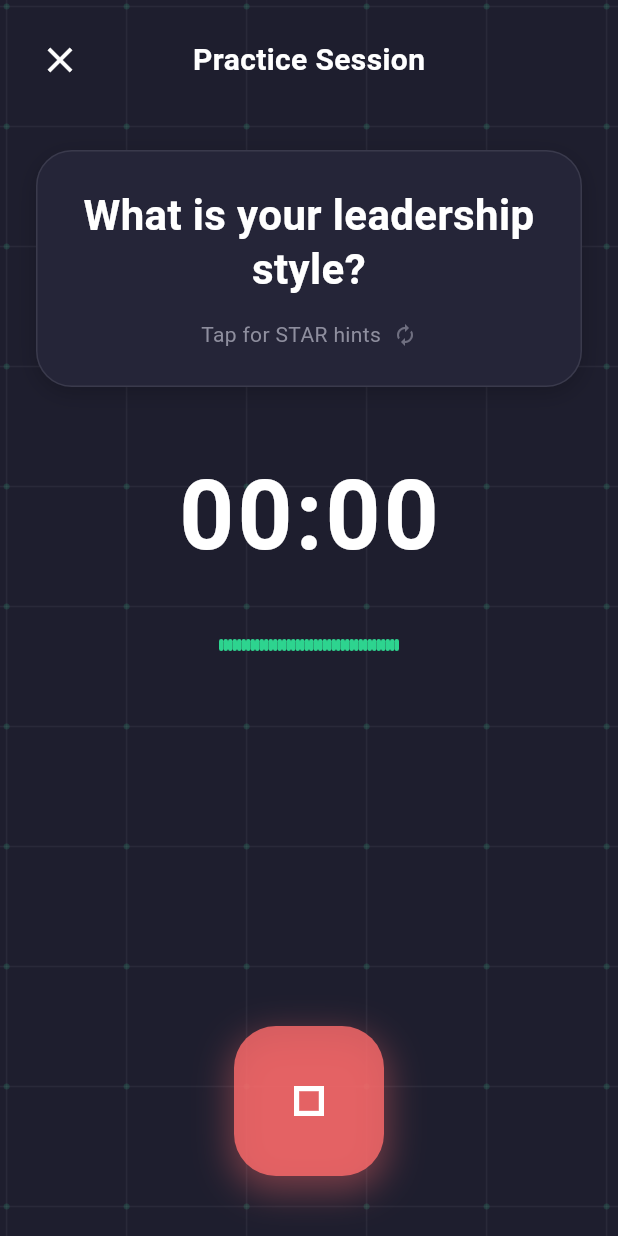
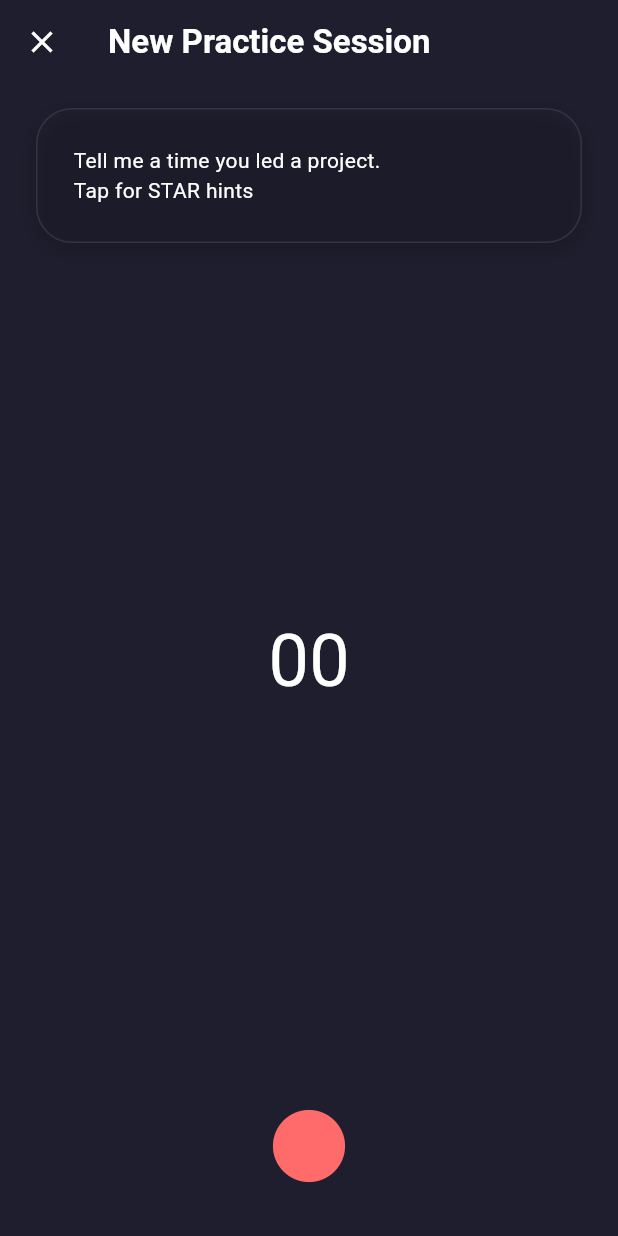
Before and after one commit to minggliangg/orion, a Flutter app: the screen it shows after launch, scrolled down 381 dp, after a tap on "Start Practice", on a phone screen of 412 x 824 dp. Run offline on Flutter 3.47's test engine with Material 3 defaults, Android fonts, the phone set to English and light mode, and no system bars; our stand-ins replace flutter_riverpod, go_router, riverpod_annotation; missing offline and left inert: window_manager; generated files the repository leaves out were written again.

Commit message:
feat: partial reimplementation of practice screen as the generated one was a bit off

```diff
--- a/lib/features/home/screens/home_screen.dart
+++ b/lib/features/home/screens/home_screen.dart
@@ -123,7 +123,9 @@ class HomeScreen extends StatelessWidget {
                       const SizedBox(height: 28),
                       GradientButton(
                         text: 'Start Practice',
-                        onPressed: () => context.go('/practice'),
+                        onPressed: () {
+                          context.push('/practice'); // Navigate using GoRouter
+                        },
                       ),
                     ],
                   ),
--- /dev/null
+++ b/lib/features/practice/screens/new_practice_screen.dart
@@ -0,0 +1,105 @@
+import 'package:flutter/material.dart';
+import 'package:flutter_riverpod/flutter_riverpod.dart';
+import 'package:go_router/go_router.dart';
+import 'package:orion/shared/constants/app_colors.dart';
+import 'package:orion/shared/riverpods/stopwatch_notifier.dart';
+
+class NewPracticeScreen extends ConsumerStatefulWidget {
+  const NewPracticeScreen({super.key});
+
+  @override
+  ConsumerState<NewPracticeScreen> createState() => _NewPracticeScreenState();
+}
+
+class _NewPracticeScreenState extends ConsumerState<NewPracticeScreen> {
+  bool hasStarted = false;
+
+  @override
+  Widget build(BuildContext context) {
+    final elapsed = ref.watch(stopwatchProvider);
+    final stopwatchNotifier = ref.read(stopwatchProvider.notifier);
+
+    void recordOnPress() {
+      if (hasStarted) {
+        stopwatchNotifier.stop();
+      } else {
+        stopwatchNotifier.start();
+      }
+      setState(() {
+        hasStarted = !hasStarted;
+      });
+    }
+
+    return Scaffold(
+      appBar: AppBar(
+        backgroundColor: AppColors.backgroundDark,
+        leading: IconButton(
+          icon: const Icon(Icons.close, color: AppColors.textPrimary),
+          onPressed: () => context.pop(),
+        ),
+        elevation: 0,
+        title: const Text(
+          'New Practice Session',
+          style: TextStyle(
+            color: AppColors.textPrimary,
+            fontFamily: 'Lexend',
+            fontWeight: FontWeight.bold,
+          ),
+        ),
+      ),
+      backgroundColor: AppColors.backgroundDark,
+      body: Container(
+        width: double.infinity,
+        padding: const EdgeInsets.symmetric(horizontal: 24, vertical: 16),
+        child: Column(
+          mainAxisAlignment: MainAxisAlignment.spaceBetween,
+          crossAxisAlignment: CrossAxisAlignment.center,
+          children: [
+            Container(
+              width: double.infinity,
+              padding: const EdgeInsets.all(24),
+              decoration: BoxDecoration(
+                color: AppColors.cardBackground.withAlpha(50),
+                borderRadius: BorderRadius.circular(24),
+                border: Border.all(
+                  color: AppColors.textSecondary.withValues(alpha: 0.2),
+                  width: 1,
+                ),
+                boxShadow: [
+                  BoxShadow(
+                    color: Colors.black.withValues(alpha: 0.2),
+                    blurRadius: 12,
+                    offset: const Offset(0, 4),
+                  ),
+                ],
+              ),
+              child: Column(
+                crossAxisAlignment: CrossAxisAlignment.start,
+                children: [
+                  Text(
+                    'Tell me a time you led a project.',
+                    style: TextStyle(color: AppColors.textPrimary),
+                  ),
+                  Text(
+                    'Tap for STAR hints',
+                    style: TextStyle(color: AppColors.textPrimary),
+                  ),
+                ],
+              ),
+            ),
+            Text(
+              elapsed.toString().padLeft(2, '0'),
+              style: TextStyle(color: AppColors.textPrimary, fontSize: 48),
+            ),
+            IconButton(
+              iconSize: 72,
+              color: AppColors.accentRed,
+              onPressed: recordOnPress,
+              icon: Icon(hasStarted ? Icons.stop : Icons.fiber_manual_record),
+            ),
+          ],
+        ),
+      ),
+    );
+  }
+}
--- a/lib/features/practice/screens/practice_screen.dart
+++ /dev/null
@@ -1,249 +0,0 @@
-import 'package:flutter/material.dart';
-import 'package:go_router/go_router.dart';
-
-import '../../../shared/constants/app_colors.dart';
-import '../../../shared/widgets/prompt_card.dart';
-import '../../../shared/widgets/timer_display.dart';
-import '../../../shared/widgets/waveform_widget.dart';
-
-class PracticeScreen extends StatefulWidget {
-  const PracticeScreen({super.key});
-
-  @override
-  State<PracticeScreen> createState() => _PracticeScreenState();
-}
-
-class _PracticeScreenState extends State<PracticeScreen>
-    with TickerProviderStateMixin {
-  late AnimationController _timerController;
-  late AnimationController _backgroundAnimationController;
-  Duration _elapsedTime = Duration.zero;
-  bool _isRecording = false;
-
-  final List<String> _prompts = [
-    'Tell me about a time you led a project.',
-    'Describe your biggest professional achievement.',
-    'How do you handle stress at work?',
-    'What is your leadership style?',
-    'Tell me about a challenge you overcame.',
-  ];
-
-  final _currentPromptIndex = 3;
-
-  @override
-  void initState() {
-    super.initState();
-    _timerController = AnimationController(
-      duration: const Duration(hours: 1),
-      vsync: this,
-    );
-
-    _backgroundAnimationController = AnimationController(
-      duration: const Duration(seconds: 20),
-      vsync: this,
-    )..repeat();
-  }
-
-  @override
-  void dispose() {
-    _timerController.dispose();
-    _backgroundAnimationController.dispose();
-    super.dispose();
-  }
-
-  void _toggleRecording() {
-    setState(() {
-      _isRecording = !_isRecording;
-      if (_isRecording) {
-        _timerController.forward();
-      } else {
-        _timerController.stop();
-      }
-    });
-  }
-
-  void _exitPractice() {
-    context.go('/');
-  }
-
-  @override
-  Widget build(BuildContext context) {
-    return Scaffold(
-      backgroundColor: AppColors.backgroundDark,
-      body: Stack(
-        children: [
-          // Animated background with geometric pattern
-          _buildAnimatedBackground(),
-
-          // Main content
-          SafeArea(
-            child: Column(
-              children: [
-                // Header with close button
-                Padding(
-                  padding: const EdgeInsets.all(16),
-                  child: Row(
-                    mainAxisAlignment: MainAxisAlignment.spaceBetween,
-                    children: [
-                      IconButton(
-                        icon: const Icon(Icons.close),
-                        color: AppColors.textPrimary,
-                        iconSize: 28,
-                        onPressed: _exitPractice,
-                      ),
-                      const Text(
-                        'Practice Session',
-                        style: TextStyle(
-                          fontSize: 20,
-                          fontWeight: FontWeight.bold,
-                          color: AppColors.textPrimary,
-                          fontFamily: 'Lexend',
-                        ),
-                      ),
-                      const SizedBox(width: 48),
-                    ],
-                  ),
-                ),
-                const SizedBox(height: 20),
-
-                // Prompt card
-                PromptCard(
-                  prompt: _prompts[_currentPromptIndex],
-                  onHintTap: () {
-                    // TODO: Show STAR hints
-                  },
-                ),
-                const SizedBox(height: 40),
-
-                // Timer display
-                AnimatedBuilder(
-                  animation: _timerController,
-                  builder: (context, child) {
-                    _elapsedTime = Duration(
-                      milliseconds:
-                          (_timerController.value *
-                                  Duration(hours: 1).inMilliseconds)
-                              .toInt(),
-                    );
-                    return TimerDisplay(duration: _elapsedTime);
-                  },
-                ),
-                const SizedBox(height: 20),
-
-                // Waveform visualization
-                WaveformWidget(
-                  isRecording: _isRecording,
-                  height: 40,
-                  width: 120,
-                ),
-                const Spacer(),
-
-                // Record/Stop button
-                Padding(
-                  padding: const EdgeInsets.only(bottom: 40),
-                  child: GestureDetector(
-                    onTap: _toggleRecording,
-                    child: Container(
-                      width: 100,
-                      height: 100,
-                      decoration: BoxDecoration(
-                        color: _isRecording
-                            ? AppColors.accentRed
-                            : AppColors.accentRed.withValues(alpha: 0.8),
-                        borderRadius: BorderRadius.circular(28),
-                        boxShadow: [
-                          BoxShadow(
-                            color: AppColors.accentRed.withValues(alpha: 0.4),
-                            blurRadius: 20,
-                            spreadRadius: 2,
-                            offset: const Offset(0, 8),
-                          ),
-                        ],
-                      ),
-                      child: Material(
-                        color: Colors.transparent,
-                        child: InkWell(
-                          onTap: _toggleRecording,
-                          borderRadius: BorderRadius.circular(28),
-                          child: Center(
-                            child: Icon(
-                              _isRecording ? Icons.stop : Icons.stop_outlined,
-                              color: Colors.white,
-                              size: 40,
-                            ),
-                          ),
-                        ),
-                      ),
-                    ),
-                  ),
-                ),
-              ],
-            ),
-          ),
-        ],
-      ),
-    );
-  }
-
-  Widget _buildAnimatedBackground() {
-    return AnimatedBuilder(
-      animation: _backgroundAnimationController,
-      builder: (context, child) {
-        return CustomPaint(
-          size: Size.infinite,
-          painter: _BackgroundPainter(
-            animationValue: _backgroundAnimationController.value,
-          ),
-        );
-      },
-    );
-  }
-}
-
-class _BackgroundPainter extends CustomPainter {
-  final double animationValue;
-
-  _BackgroundPainter({required this.animationValue});
-
-  @override
-  void paint(Canvas canvas, Size size) {
-    final linePaint = Paint()
-      ..color = AppColors.textSecondary.withValues(alpha: 0.1)
-      ..strokeWidth = 1
-      ..style = PaintingStyle.stroke;
-
-    const spacing = 80.0;
-
-    // Draw animated vertical lines that move smoothly
-    for (int i = -2; i < 12; i++) {
-      final x = (i * spacing) + (animationValue * spacing);
-      canvas.drawLine(Offset(x, 0), Offset(x, size.height), linePaint);
-    }
-
-    // Draw animated horizontal lines that move smoothly
-    for (int j = -2; j < 12; j++) {
-      final y = (j * spacing) + (animationValue * spacing);
-      canvas.drawLine(Offset(0, y), Offset(size.width, y), linePaint);
-    }
-
-    // Draw animated dots at grid intersections
-    final dotPaint = Paint()
-      ..color = AppColors.accentTeal.withValues(alpha: 0.15)
-      ..style = PaintingStyle.fill;
-
-    for (int i = -2; i < 12; i++) {
-      for (int j = -2; j < 12; j++) {
-        final x = (i * spacing) + (animationValue * spacing);
-        final y = (j * spacing) + (animationValue * spacing);
-        if (x > -30 && x < size.width + 30 && y > -30 && y < size.height + 30) {
-          canvas.drawCircle(Offset(x, y), 2, dotPaint);
-        }
-      }
-    }
-  }
-
-  @override
-  bool shouldRepaint(_BackgroundPainter oldDelegate) {
-    return oldDelegate.animationValue != animationValue;
-  }
-}
--- a/lib/main.dart
+++ b/lib/main.dart
@@ -2,6 +2,7 @@ import 'dart:io';
 
 import 'package:flutter/foundation.dart';
 import 'package:flutter/material.dart';
+import 'package:flutter_riverpod/flutter_riverpod.dart';
 import 'package:orion/router.dart';
 import 'package:window_manager/window_manager.dart';
 
@@ -31,6 +32,8 @@ class MainApp extends StatelessWidget {
 
   @override
   Widget build(BuildContext context) {
-    return MaterialApp.router(routerConfig: router);
+    return ProviderScope(
+      child: MaterialApp.router(routerConfig: router),
+    );
   }
 }
--- a/lib/router.dart
+++ b/lib/router.dart
@@ -1,7 +1,7 @@
 import 'package:flutter/material.dart';
 import 'package:go_router/go_router.dart';
 import 'package:orion/features/home/screens/home_screen.dart';
-import 'package:orion/features/practice/screens/practice_screen.dart';
+import 'package:orion/features/practice/screens/new_practice_screen.dart';
 
 // GoRouter configuration
 final router = GoRouter(
@@ -9,27 +9,11 @@ final router = GoRouter(
     GoRoute(path: '/', builder: (context, state) => HomeScreen()),
     GoRoute(
       path: '/practice',
-      pageBuilder: (BuildContext context, GoRouterState state) {
-        return CustomTransitionPage<void>(
-          key: state.pageKey,
-          child: const PracticeScreen(),
-          transitionDuration: const Duration(milliseconds: 150),
-          transitionsBuilder:
-              (
-                BuildContext context,
-                Animation<double> animation,
-                Animation<double> secondaryAnimation,
-                Widget child,
-              ) {
-                return FadeTransition(
-                  opacity: CurveTween(
-                    curve: Curves.easeInOut,
-                  ).animate(animation),
-                  child: child,
-                );
-              },
-        );
-      },
+      pageBuilder: (context, state) => MaterialPage(
+        key: state.pageKey,
+        fullscreenDialog: true,
+        child: const NewPracticeScreen(),
+      ),
     ),
     // GoRoute(path: '/practice', builder: (context, state) => PracticeScreen()),
   ],
--- /dev/null
+++ b/lib/shared/riverpods/stopwatch_notifier.dart
@@ -0,0 +1,41 @@
+import 'dart:async';
+
+import 'package:riverpod_annotation/riverpod_annotation.dart';
+
+part 'stopwatch_notifier.g.dart';
+
+@Riverpod(keepAlive: false)
+class StopwatchNotifier extends _$StopwatchNotifier {
+  Timer? _timer;
+
+  @override
+  int build() {
+    // Cleanup when the provider is disposed
+    ref.onDispose(() {
+      _timer?.cancel();
+    });
+    return 0;
+  }
+
+  void start() {
+    // Cancel any existing timer to prevent multiple timers
+    _timer?.cancel();
+
+    _timer = Timer.periodic(const Duration(seconds: 1), (_) {
+      if (ref.mounted) {
+        state++;
+      }
+    });
+  }
+
+  void stop() {
+    _timer?.cancel();
+    _timer = null;
+  }
+
+  void reset() {
+    _timer?.cancel();
+    _timer = null;
+    state = 0;
+  }
+}
```
Also changed, not shown: lib/shared/riverpods/stopwatch_notifier.g.dart (added).
